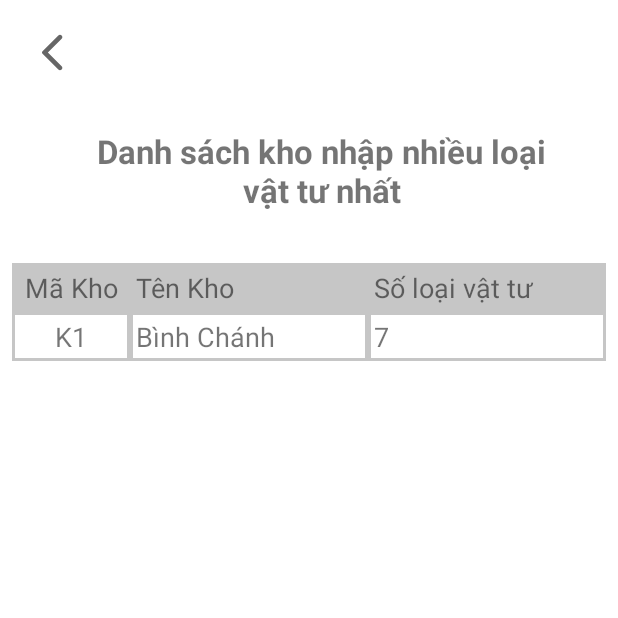
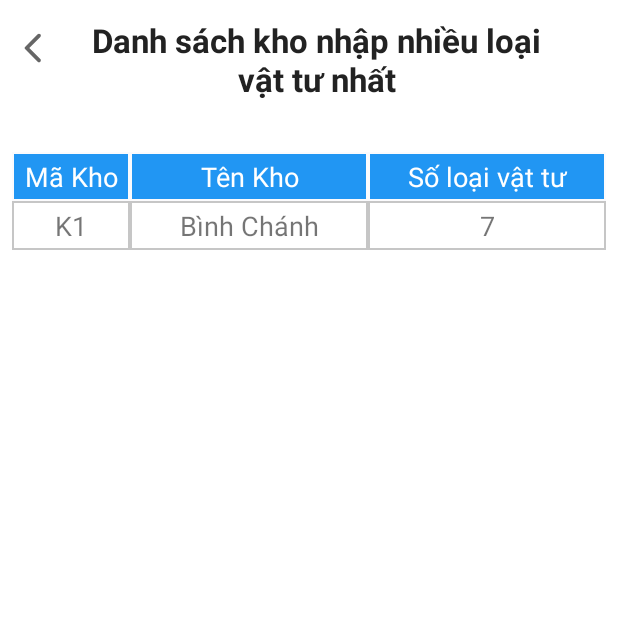
Before and after one commit to lvsang1504/App-Quan-Ly-Nhap-Kho, an Android app: the ChiTietBaoCao1Activity screen opened directly, with no data from a screen before it, on a phone screen of 412 x 824 dp, the top half of it. Run offline under Robolectric (Android 15) with nearby library versions, the phone set to English and light mode, and no system bars.

Commit message:
report changes

```diff
--- a/app/src/main/java/com/nhom2/qly_nhap_kho/BaseActivity.java
+++ b/app/src/main/java/com/nhom2/qly_nhap_kho/BaseActivity.java
@@ -3,6 +3,7 @@ package com.nhom2.qly_nhap_kho;
 import android.content.Context;
 import android.graphics.Color;
 import android.os.Build;
+import android.view.Gravity;
 import android.view.Window;
 import android.view.WindowManager;
 import android.widget.TextView;
@@ -37,4 +38,6 @@ public class BaseActivity extends AppCompatActivity {
             window.setStatusBarColor(Color.TRANSPARENT);
         }
     }
+
+
 }
--- a/app/src/main/java/com/nhom2/qly_nhap_kho/ChiTietBaoCao1Activity.java
+++ b/app/src/main/java/com/nhom2/qly_nhap_kho/ChiTietBaoCao1Activity.java
@@ -5,15 +5,14 @@ import androidx.recyclerview.widget.LinearLayoutManager;
 import androidx.recyclerview.widget.RecyclerView;
 
 import android.database.Cursor;
+import android.graphics.Color;
 import android.os.Bundle;
-import android.util.Log;
+import android.view.Gravity;
 import android.view.View;
+import android.widget.TextView;
 
 import com.nhom2.qly_nhap_kho.adapter.TableViewAdapterBaoCao1;
-import com.nhom2.qly_nhap_kho.dao.TableData;
 import com.nhom2.qly_nhap_kho.dao.TableDataBaoCao1;
-import com.nhom2.qly_nhap_kho.model.ChiTietPhieuNhap;
-import com.nhom2.qly_nhap_kho.model.VatTu;
 
 import java.util.ArrayList;
 import java.util.List;
@@ -21,36 +20,45 @@ import java.util.List;
 public class ChiTietBaoCao1Activity extends AppCompatActivity {
     NhapKhoHelper nhapKhoHelper;
     RecyclerView recyclerView;
+
     @Override
     protected void onCreate(Bundle savedInstanceState) {
         super.onCreate(savedInstanceState);
         setContentView(R.layout.activity_chi_tiet_bao_cao1);
 
-        nhapKhoHelper=new NhapKhoHelper(this);
-        TableViewAdapterBaoCao1 tableViewAdapterBaoCao1=new TableViewAdapterBaoCao1(getList());
-        recyclerView = findViewById(R.id.recyclerViewBaoCao1);
+        nhapKhoHelper = new NhapKhoHelper(this);
+        TableViewAdapterBaoCao1 tableViewAdapterBaoCao1 = new TableViewAdapterBaoCao1(getList());
+        setControl();
+
         LinearLayoutManager linearLayoutManager = new LinearLayoutManager(this);
         recyclerView.setLayoutManager(linearLayoutManager);
 
         recyclerView.setAdapter(tableViewAdapterBaoCao1);
     }
 
+    private void setControl() {
+        recyclerView = findViewById(R.id.recyclerViewBaoCao1);
+    }
+
     private List<TableDataBaoCao1> getList() {
         List<TableDataBaoCao1> list = new ArrayList<>();
-        Cursor dataBaoCao1 = nhapKhoHelper.GetData("SELECT  TAM.MaKho,TAM.TenKho,MAX(SoLuong)\n" +
-                                                        "FROM(SELECT Kho.MaKho,Kho.TenKho,count(ChiTietPhieuNhap.MaVT) as SoLuong\n" +
-                                                        "FROM Kho,PhieuNhap,ChiTietPhieuNhap\n" +
-                                                        "WHERE Kho.MaKho=PhieuNhap.Makho AND\n" +
-                                                        "PhieuNhap.SoPhieu=ChiTietPhieuNhap.SoPhieu\n" +
-                                                        "GROUP BY Kho.MaKho) AS TAM");
 
-        TableDataBaoCao1 tableDataBaoCao1;
-        while (dataBaoCao1.moveToNext()) {
-            tableDataBaoCao1 = new TableDataBaoCao1(
-                    dataBaoCao1.getString(0),
-                    dataBaoCao1.getString(1),
-                    Integer.valueOf(dataBaoCao1.getString(2)));
-            list.add(tableDataBaoCao1);
+        String query = "SELECT final.MaKho, final.TenKho, MAX(final.TongSoVatTu)\n" +
+                "FROM (\n" +
+                "\tSELECT k.MaKho, k.TenKho, SUM(ctpn.SoVatTu) as TongSoVatTu FROM Kho k\n" +
+                "\tJOIN (SELECT MaKho, SoPhieu FROM PhieuNhap) pn \n" +
+                "\t\tON pn.MaKho = k.MaKho \n" +
+                "\tJOIN (SELECT SoPhieu, COUNT(SoPhieu) as SoVatTu FROM ChiTietPhieuNhap GROUP BY SoPhieu) ctpn \n" +
+                "\t\tON ctpn.SoPhieu = pn.SoPhieu GROUP BY k.MaKho, k.TenKho\n" +
+                ")as final";
+
+        Cursor cursor = nhapKhoHelper.GetData(query);
+
+        while (cursor.moveToNext()) {
+            list.add(new TableDataBaoCao1(
+                    cursor.getString(0),
+                    cursor.getString(1),
+                    Integer.valueOf(cursor.getString(2))));
         }
         return list;
     }
--- a/app/src/main/java/com/nhom2/qly_nhap_kho/VatTuActivity.java
+++ b/app/src/main/java/com/nhom2/qly_nhap_kho/VatTuActivity.java
@@ -53,9 +53,11 @@ public class VatTuActivity extends AppCompatActivity {
                 dialogInsert();
             }
         });
+//        editTextSearchVatTu.onKeyDown()
         editTextSearchVatTu.setOnKeyListener(new View.OnKeyListener() {
             @Override
             public boolean onKey(View view, int i, KeyEvent keyEvent) {
+                System.out.println(keyEvent.getKeyCode());
                 actionGetData();
                 return false;
             }
--- a/app/src/main/java/com/nhom2/qly_nhap_kho/adapter/TableViewAdapterBaoCao1.java
+++ b/app/src/main/java/com/nhom2/qly_nhap_kho/adapter/TableViewAdapterBaoCao1.java
@@ -2,6 +2,8 @@ package com.nhom2.qly_nhap_kho.adapter;
 
 
 import android.annotation.SuppressLint;
+import android.graphics.Color;
+import android.view.Gravity;
 import android.view.LayoutInflater;
 import android.view.View;
 import android.view.ViewGroup;
@@ -11,14 +13,9 @@ import androidx.annotation.NonNull;
 import androidx.recyclerview.widget.RecyclerView;
 
 import com.nhom2.qly_nhap_kho.R;
-import com.nhom2.qly_nhap_kho.dao.TableData;
 import com.nhom2.qly_nhap_kho.dao.TableDataBaoCao1;
 
 import java.util.List;
-
-/**
- * Created by Azhar Rivaldi on 03/11/2019.
- */
 
 public class TableViewAdapterBaoCao1 extends RecyclerView.Adapter {
 
@@ -42,29 +39,38 @@ public class TableViewAdapterBaoCao1 extends RecyclerView.Adapter {
     @Override
     public void onBindViewHolder(@NonNull RecyclerView.ViewHolder holder, int position) {
         RowViewHolder rowViewHolder = (RowViewHolder) holder;
+        TextView tvMaKho = rowViewHolder.tvMaKho;
+        TextView tvTenKho = rowViewHolder.tvTenKho;
+        TextView tvSoLoaiVT = rowViewHolder.tvSoLoaiVT;
 
         int rowPos = rowViewHolder.getAdapterPosition();
+        int resid;
+        if (rowPos == 0) {
+            resid = R.drawable.table_header_cell_bg;
+            setColumnHeaderProperties(tvMaKho, "Mã Kho", resid);
+            setColumnHeaderProperties(tvTenKho, "Tên Kho", resid);
+            setColumnHeaderProperties(tvSoLoaiVT, "Số loại vật tư", resid);
 
-        if (rowPos == 0) {
-
-            rowViewHolder.txtBaoCao1MaKho.setBackgroundResource(R.drawable.table_header_cell_bg);
-            rowViewHolder.txtBaoCao1TenKho.setBackgroundResource(R.drawable.table_header_cell_bg);
-            rowViewHolder.txtBaoCao1SoLoaiVatTu.setBackgroundResource(R.drawable.table_header_cell_bg);
-
-            rowViewHolder.txtBaoCao1MaKho.setText("Mã Kho");
-            rowViewHolder.txtBaoCao1TenKho.setText("Tên Kho");
-            rowViewHolder.txtBaoCao1SoLoaiVatTu.setText("Số loại vật tư");
         } else {
             TableDataBaoCao1 modal = list.get(rowPos - 1);
+            resid = R.drawable.table_content_cell_bg;
 
-            rowViewHolder.txtBaoCao1MaKho.setBackgroundResource(R.drawable.table_content_cell_bg);
-            rowViewHolder.txtBaoCao1TenKho.setBackgroundResource(R.drawable.table_content_cell_bg);
-            rowViewHolder.txtBaoCao1SoLoaiVatTu.setBackgroundResource(R.drawable.table_content_cell_bg);
+            setRowProperties(tvMaKho, modal.getMaKho(), resid);
+            setRowProperties(tvTenKho, modal.getTenKho(), resid);
+            setRowProperties(tvSoLoaiVT, modal.getSoLoaiVatTu() + "", resid);
+        }
+    }
 
-            rowViewHolder.txtBaoCao1MaKho.setText(modal.maKho);
-            rowViewHolder.txtBaoCao1TenKho.setText(modal.tenKho);
-            rowViewHolder.txtBaoCao1SoLoaiVatTu.setText(modal.soLoaiVatTu + "");
-        }
+    public static void setColumnHeaderProperties(TextView textView, String text, int resid) {
+        textView.setBackgroundResource(resid);
+        textView.setTextColor(Color.WHITE);
+        textView.setGravity(Gravity.CENTER);
+        textView.setText(text);
+    }
+
+    public static void setRowProperties(TextView textView, String text, int resid) {
+        textView.setBackgroundResource(resid);
+        textView.setText(text);
     }
 
     @Override
@@ -73,15 +79,15 @@ public class TableViewAdapterBaoCao1 extends RecyclerView.Adapter {
     }
 
     public class RowViewHolder extends RecyclerView.ViewHolder {
-        TextView txtBaoCao1MaKho;
-        TextView txtBaoCao1TenKho;
-        TextView txtBaoCao1SoLoaiVatTu;
+        TextView tvMaKho;
+        TextView tvTenKho;
+        TextView tvSoLoaiVT;
 
         RowViewHolder(View itemView) {
             super(itemView);
-            txtBaoCao1MaKho = itemView.findViewById(R.id.txtBaoCao1MaKho);
-            txtBaoCao1TenKho = itemView.findViewById(R.id.txtBaoCao1TenKho);
-            txtBaoCao1SoLoaiVatTu = itemView.findViewById(R.id.txtBaoCao1SoLoaiVatTu);
+            tvMaKho = itemView.findViewById(R.id.txtBaoCao1MaKho);
+            tvTenKho = itemView.findViewById(R.id.txtBaoCao1TenKho);
+            tvSoLoaiVT = itemView.findViewById(R.id.txtBaoCao1SoLoaiVatTu);
         }
     }
 }
--- a/app/src/main/java/com/nhom2/qly_nhap_kho/dao/TableDataBaoCao1.java
+++ b/app/src/main/java/com/nhom2/qly_nhap_kho/dao/TableDataBaoCao1.java
@@ -1,14 +1,14 @@
 package com.nhom2.qly_nhap_kho.dao;
 
 public class TableDataBaoCao1 {
-    public String maKho;
-    public String tenKho;
-    public int soLoaiVatTu;
+    private String maKho;
+    private String tenKho;
+    private int soLoaiVatTu;
 
-    public TableDataBaoCao1(String maKho, String tenKho,int soLoaiVatTu) {
-        this.maKho=maKho;
-        this.tenKho=tenKho;
-        this.soLoaiVatTu=soLoaiVatTu;
+    public TableDataBaoCao1(String maKho, String tenKho, int soLoaiVatTu) {
+        this.maKho = maKho;
+        this.tenKho = tenKho;
+        this.soLoaiVatTu = soLoaiVatTu;
     }
 
     public String getMaKho() {
--- a/app/src/main/java/com/nhom2/qly_nhap_kho/dao/TableDataBaoCao2.java
+++ b/app/src/main/java/com/nhom2/qly_nhap_kho/dao/TableDataBaoCao2.java
@@ -1,8 +1,8 @@
 package com.nhom2.qly_nhap_kho.dao;
 
 public class TableDataBaoCao2 {
-    public String maKho;
-    public String tenKho;
+    private String maKho;
+    private String tenKho;
 
     public TableDataBaoCao2(String maKho, String tenKho) {
         this.maKho=maKho;
--- a/app/src/main/java/com/nhom2/qly_nhap_kho/dao/TableDataBaoCao3.java
+++ b/app/src/main/java/com/nhom2/qly_nhap_kho/dao/TableDataBaoCao3.java
@@ -1,9 +1,9 @@
 package com.nhom2.qly_nhap_kho.dao;
 
 public class TableDataBaoCao3 {
-    public int soPhieu;
-    public String ngayLap;
-    public String tenKho;
+    private int soPhieu;
+    private String ngayLap;
+    private String tenKho;
 
     public TableDataBaoCao3(int soPhieu, String ngayLap, String tenKho) {
         this.soPhieu = soPhieu;
--- a/app/src/main/res/drawable/table_content_cell_bg.xml
+++ b/app/src/main/res/drawable/table_content_cell_bg.xml
@@ -2,7 +2,7 @@
 <shape xmlns:android="http://schemas.android.com/apk/res/android"
     android:shape="rectangle">
     <stroke
-        android:width="2dp"
+        android:width="1dp"
         android:color="@color/grey" />
     <padding
         android:bottom="4dp"
--- a/app/src/main/res/drawable/table_header_cell_bg.xml
+++ b/app/src/main/res/drawable/table_header_cell_bg.xml
@@ -2,7 +2,7 @@
 <shape xmlns:android="http://schemas.android.com/apk/res/android"
     android:shape="rectangle">
     <stroke
-        android:width="2dp"
-        android:color="@color/grey" />
-    <solid android:color="@color/grey"/>
+        android:width="1dp"
+        android:color="@color/background_color" />
+    <solid android:color="#2196F3"/>
 </shape>
--- a/app/src/main/res/layout/activity_chi_tiet_bao_cao1.xml
+++ b/app/src/main/res/layout/activity_chi_tiet_bao_cao1.xml
@@ -7,28 +7,36 @@
     android:orientation="vertical"
     android:weightSum="10"
     tools:context=".ChiTietPhieuNhapActivity">
+
+    <LinearLayout
+        android:layout_width="match_parent"
+        android:layout_height="wrap_content"
+        android:orientation="horizontal">
         <ImageView
             android:id="@+id/btnBack"
-        android:layout_width="30dp"
-        android:layout_height="30dp"
-        android:layout_marginStart="20dp"
+            android:layout_width="24dp"
+            android:layout_height="24dp"
+            android:layout_marginStart="10dp"
             android:layout_marginTop="20dp"
             android:onClick="btnClick"
             android:src="@drawable/ic_back" />
         <TextView
             android:id="@+id/txtTitle"
-        android:layout_width="300dp"
+            android:layout_width="333dp"
             android:layout_height="wrap_content"
             android:layout_alignParentStart="true"
             android:layout_alignParentTop="true"
-        android:layout_marginStart="64dp"
-        android:layout_marginTop="36dp"
+            android:layout_marginStart="10dp"
+            android:layout_marginTop="12dp"
             android:layout_marginBottom="16dp"
             android:gravity="center"
             android:text="Danh sách kho nhập nhiều loại vật tư nhất"
             android:textAlignment="center"
             android:textSize="22sp"
-        android:textStyle="bold" />
+            android:textStyle="bold"
+            android:textColor="#222"/>
+    </LinearLayout>
+
     <ScrollView
         android:id="@+id/scrollView"
         android:layout_width="match_parent"
--- a/app/src/main/res/layout/table_list_item_bao_cao1.xml
+++ b/app/src/main/res/layout/table_list_item_bao_cao1.xml
@@ -16,7 +16,6 @@
         android:layout_gravity="top"
         android:background="@drawable/table_content_cell_bg"
         android:gravity="center"
-        android:text="20"
         android:textSize="18sp" />
 
     <TextView
@@ -27,7 +26,9 @@
         android:layout_height="wrap_content"
         android:layout_gravity="top"
         android:background="@drawable/table_content_cell_bg"
-        android:textSize="18sp" />
+        android:gravity="center"
+        android:textSize="18sp"
+        />
 
     <TextView
         android:padding="4dp"
@@ -37,7 +38,9 @@
         android:layout_height="match_parent"
         android:layout_gravity="top"
         android:background="@drawable/table_content_cell_bg"
-        android:textSize="18sp" />
+        android:gravity="center"
+        android:textSize="18sp"
+        />
 
 
 
--- a/app/src/main/res/layout/table_list_item_bao_cao2.xml
+++ b/app/src/main/res/layout/table_list_item_bao_cao2.xml
@@ -28,6 +28,7 @@
         android:layout_height="match_parent"
         android:layout_gravity="top"
         android:background="@drawable/table_content_cell_bg"
+        android:gravity="center"
         android:textSize="18sp" />
 
 
--- a/app/src/main/res/layout/table_list_item_bao_cao3.xml
+++ b/app/src/main/res/layout/table_list_item_bao_cao3.xml
@@ -27,6 +27,7 @@
         android:layout_height="wrap_content"
         android:layout_gravity="top"
         android:background="@drawable/table_content_cell_bg"
+        android:gravity="center"
         android:textSize="18sp" />
 
     <TextView
@@ -37,6 +38,7 @@
         android:layout_height="match_parent"
         android:layout_gravity="top"
         android:background="@drawable/table_content_cell_bg"
+        android:gravity="center"
         android:textSize="18sp" />
 
 
```
Also changed, not shown: app/src/main/java/com/nhom2/qly_nhap_kho/ChiTietBaoCao2Activity.java (+24 -11 lines), app/src/main/java/com/nhom2/qly_nhap_kho/ChiTietBaoCao3Activity.java (+20 -12 lines), app/src/main/java/com/nhom2/qly_nhap_kho/adapter/TableViewAdapterBaoCao2.java (+27 -20 lines), app/src/main/java/com/nhom2/qly_nhap_kho/adapter/TableViewAdapterBaoCao3.java (+32 -24 lines), app/src/main/res/layout/activity_chi_tiet_bao_cao2.xml (+15 -7 lines), app/src/main/res/layout/activity_chi_tiet_bao_cao3.xml (+16 -8 lines). Lines whose indentation alone changed are shown as unchanged.
